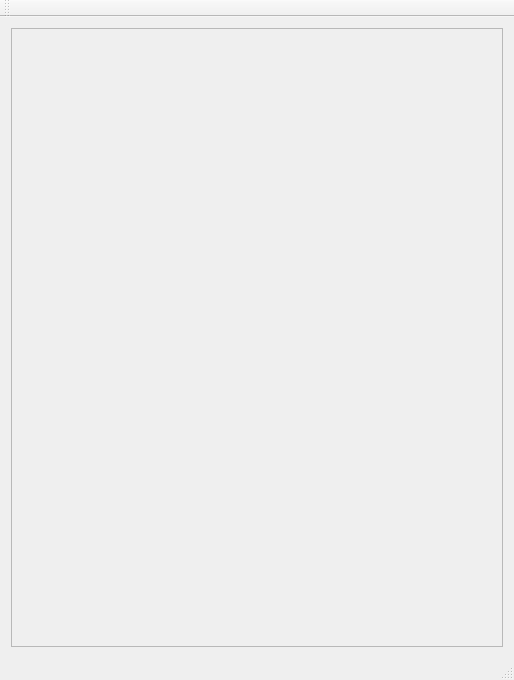
The window that pg_disatools_gui/ui/fileManagerD2.ui (cz2eagle/pg_disatools) describes before a commit, drawn with Qt 5.
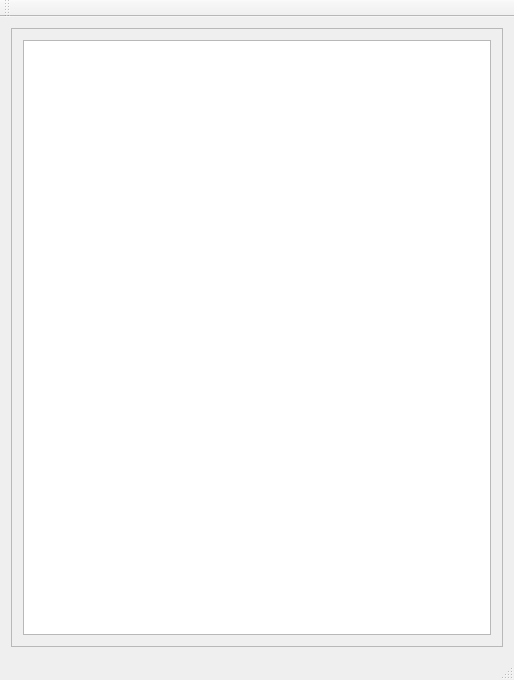
The same window after the commit.

Patch:
```diff
--- a/pg_disatools_gui/ui/fileManagerD2.ui
+++ b/pg_disatools_gui/ui/fileManagerD2.ui
@@ -38,7 +38,11 @@
       <property name="frameShadow">
        <enum>QFrame::Raised</enum>
       </property>
-      <layout class="QHBoxLayout" name="horizontalLayout"/>
+      <layout class="QHBoxLayout" name="horizontalLayout">
+       <item>
+        <widget class="QTreeView" name="treeView"/>
+       </item>
+      </layout>
      </widget>
     </item>
    </layout>
```
